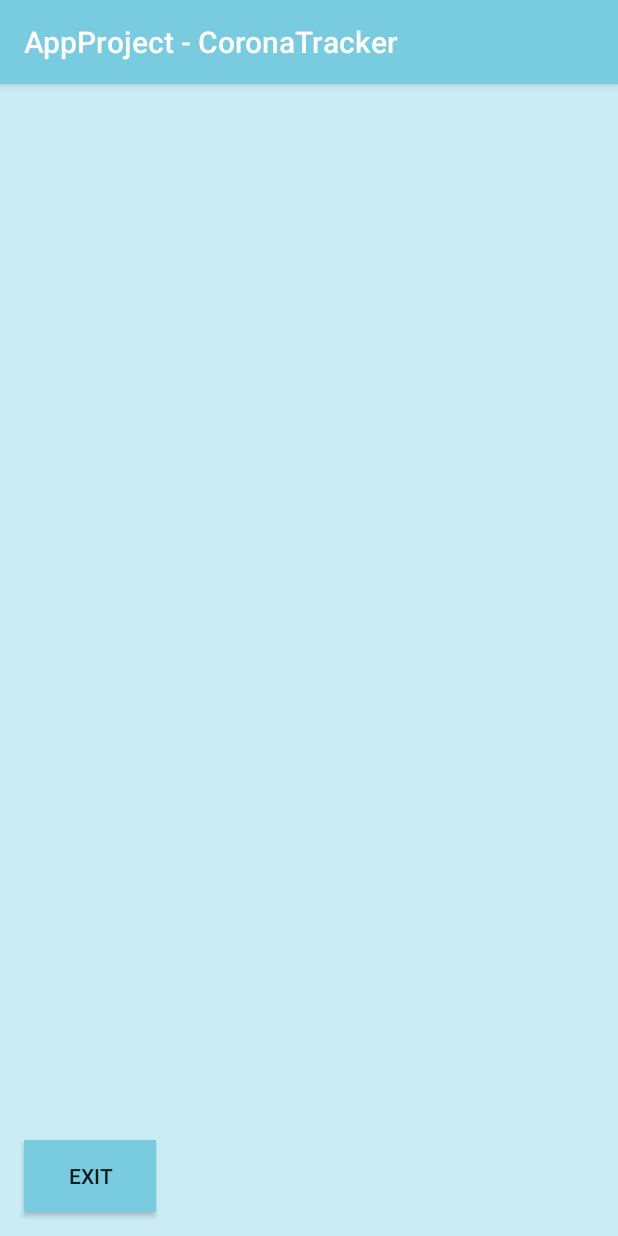
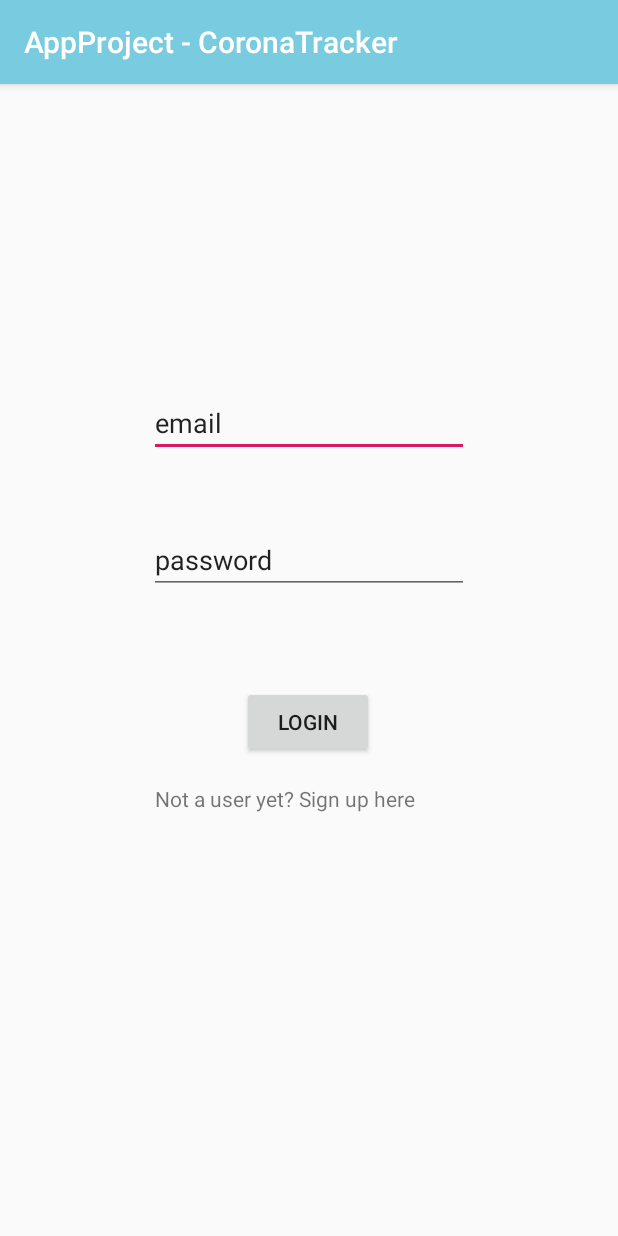
Before and after one commit to Parweiz/AppProject_CoronaTracker, an Android app: the screen it shows after launch (MainActivity before the commit, LoginActivity after it), on a phone screen of 412 x 824 dp. Run offline under Robolectric (Android 15) with nearby library versions, the phone set to English and light mode, and no system bars; our stand-ins replace Firebase (no records; nobody signed in at launch, a user with empty details on screens opened directly); libraries missing offline, so code that uses them is left out: com.firebase.ui.

Commit message:
Login + Signup act. added. Login mostly done, Signup just setup + added Danish

```diff
--- a/app/build.gradle
+++ b/app/build.gradle
@@ -42,4 +42,8 @@ dependencies {
     // Glide
     implementation 'com.github.bumptech.glide:glide:4.11.0'
     annotationProcessor 'com.github.bumptech.glide:compiler:4.11.0'
+
+    // Firebase
+    implementation 'com.firebaseui:firebase-ui-auth:6.2.0'
+    implementation 'com.google.firebase:firebase-auth:19.3.0'
 }
--- /dev/null
+++ b/app/src/main/res/layout/activity_login.xml
@@ -0,0 +1,58 @@
+<?xml version="1.0" encoding="utf-8"?>
+<androidx.constraintlayout.widget.ConstraintLayout xmlns:android="http://schemas.android.com/apk/res/android"
+    xmlns:app="http://schemas.android.com/apk/res-auto"
+    xmlns:tools="http://schemas.android.com/tools"
+    android:layout_width="match_parent"
+    android:layout_height="match_parent"
+    tools:context=".activities.LoginActivity">
+
+    <Button
+        android:id="@+id/btn_login_login"
+        android:layout_width="wrap_content"
+        android:layout_height="wrap_content"
+        android:layout_marginBottom="17dp"
+        android:text="Login"
+        app:layout_constraintBottom_toTopOf="@+id/tv_notauseryet_login"
+        app:layout_constraintEnd_toEndOf="@+id/tv_notauseryet_login"
+        app:layout_constraintStart_toStartOf="@+id/tv_notauseryet_login"
+        app:layout_constraintTop_toBottomOf="@+id/et_password_login" />
+
+    <EditText
+        android:id="@+id/et_email_login"
+        android:layout_width="wrap_content"
+        android:layout_height="wrap_content"
+        android:layout_marginTop="203dp"
+        android:layout_marginBottom="46dp"
+        android:ems="10"
+        android:inputType="textPersonName"
+        android:text="email"
+        app:layout_constraintBottom_toTopOf="@+id/et_password_login"
+        app:layout_constraintEnd_toEndOf="parent"
+        app:layout_constraintStart_toStartOf="parent"
+        app:layout_constraintTop_toTopOf="parent" />
+
+    <EditText
+        android:id="@+id/et_password_login"
+        android:layout_width="wrap_content"
+        android:layout_height="wrap_content"
+        android:layout_marginBottom="61dp"
+        android:ems="10"
+        android:inputType="textPersonName"
+        android:text="password"
+        app:layout_constraintBottom_toTopOf="@+id/btn_login_login"
+        app:layout_constraintEnd_toEndOf="parent"
+        app:layout_constraintStart_toStartOf="parent"
+        app:layout_constraintTop_toBottomOf="@+id/et_email_login" />
+
+    <TextView
+        android:id="@+id/tv_notauseryet_login"
+        android:layout_width="204dp"
+        android:layout_height="0dp"
+        android:layout_marginBottom="244dp"
+        android:text="Not a user yet? Sign up here"
+        app:layout_constraintBottom_toBottomOf="parent"
+        app:layout_constraintEnd_toEndOf="parent"
+        app:layout_constraintHorizontal_bias="0.497"
+        app:layout_constraintStart_toStartOf="parent"
+        app:layout_constraintTop_toBottomOf="@+id/btn_login_login" />
+</androidx.constraintlayout.widget.ConstraintLayout>
--- a/app/src/main/res/values/strings.xml
+++ b/app/src/main/res/values/strings.xml
@@ -7,4 +7,10 @@
     <string name="back">Back</string>
     <string name="notificationtitle">CoronaTracker title </string>
     <string name="notificationtext">CoronaTracker text </string>
+    <string name="welcome_login">Welcome</string>
+    <string name="error_form_field_must_be_filled">Field must not be empty</string>
+    <string name="error_invalid_email">E-mail invalid</string>
+    <string name="msg_valid_password">Password valid</string>
+    <string name="msg_invalid_password">Password invalid! 4-8 character password requiring numbers and alphabets of both cases</string>
+    <string name="error_user_already_exists">User already exists!</string>
 </resources>
```
Also changed, not shown: app/src/main/AndroidManifest.xml (+5 -2 lines), app/src/main/java/com/example/appproject_coronatracker/activities/LoginActivity.java (added, +170 -0 lines), app/src/main/java/com/example/appproject_coronatracker/activities/SignupActivity.java (added, +46 -0 lines), app/src/main/res/layout/activity_signup.xml (added, +65 -0 lines), 1 other file.
